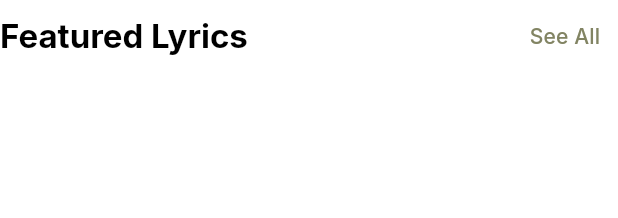
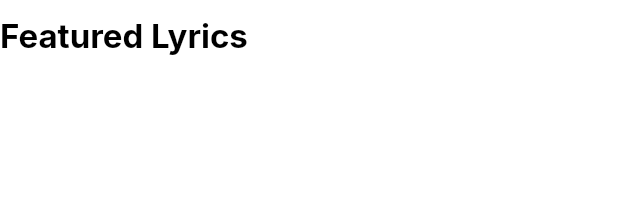
Before and after one commit to titoo-dev/tononkira_mobile, a Flutter app: the SectionHeaderWithAction widget shown alone on an empty page, opened directly, on a phone screen of 412 x 824 dp. Shown: the top 218 px of the screen. Run offline on Flutter 3.47's test engine with Material 3 defaults, Android fonts, the phone set to English and light mode, and no system bars; our stand-ins replace equatable, go_router, google_fonts, share_plus, smooth_page_indicator, sqflite; accounts and stored records are empty.

Commit message:
feat: Remove view count display from FeaturedSongCard and update SectionHeaderWithAction button opacity

```diff
--- a/lib/features/home/widgets/featured_section.dart
+++ b/lib/features/home/widgets/featured_section.dart
@@ -65,11 +65,14 @@ class SectionHeaderWithAction extends StatelessWidget {
           title,
           style: textTheme.titleLarge?.copyWith(fontWeight: FontWeight.bold),
         ),
-        TextButton(
-          onPressed: onActionPressed,
-          child: Text(
-            actionLabel,
-            style: TextStyle(color: colorScheme.primary),
+        Opacity(
+          opacity: 0,
+          child: TextButton(
+            onPressed: null,
+            child: Text(
+              actionLabel,
+              style: TextStyle(color: colorScheme.primary),
+            ),
           ),
         ),
       ],
```
Also changed, not shown: lib/features/home/widgets/featured_song_card.dart (+1 -18 lines).
